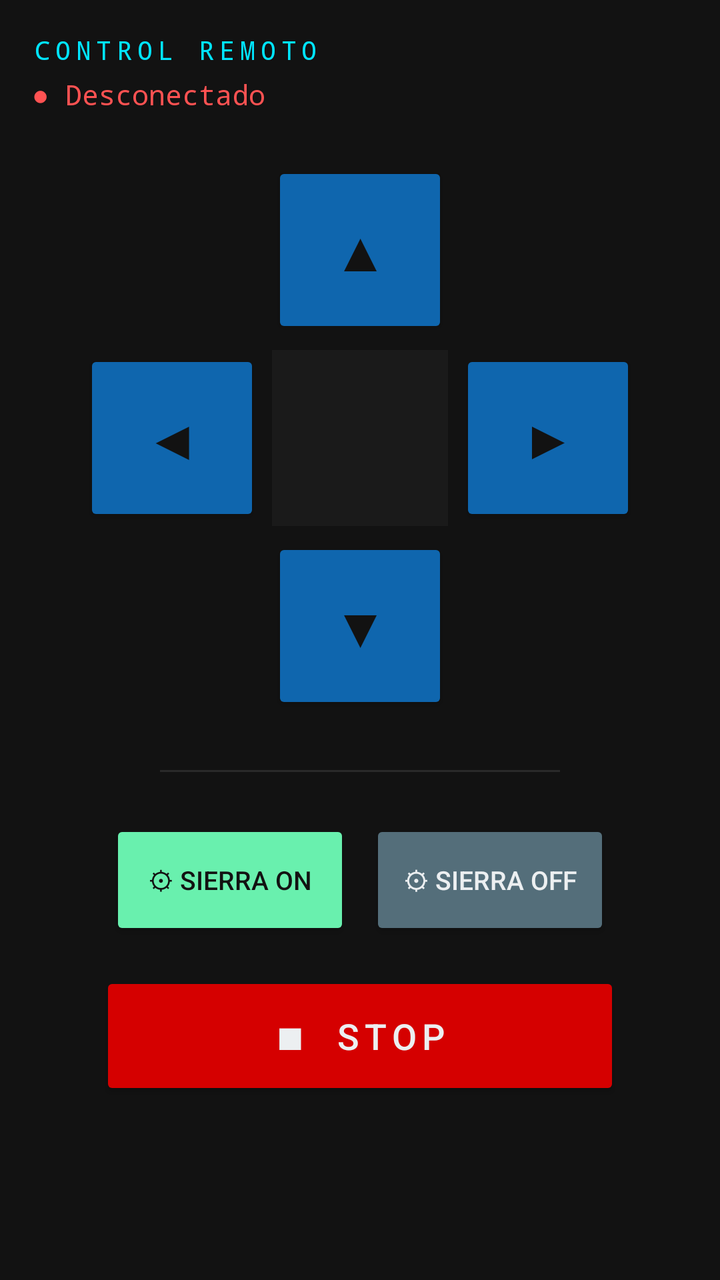
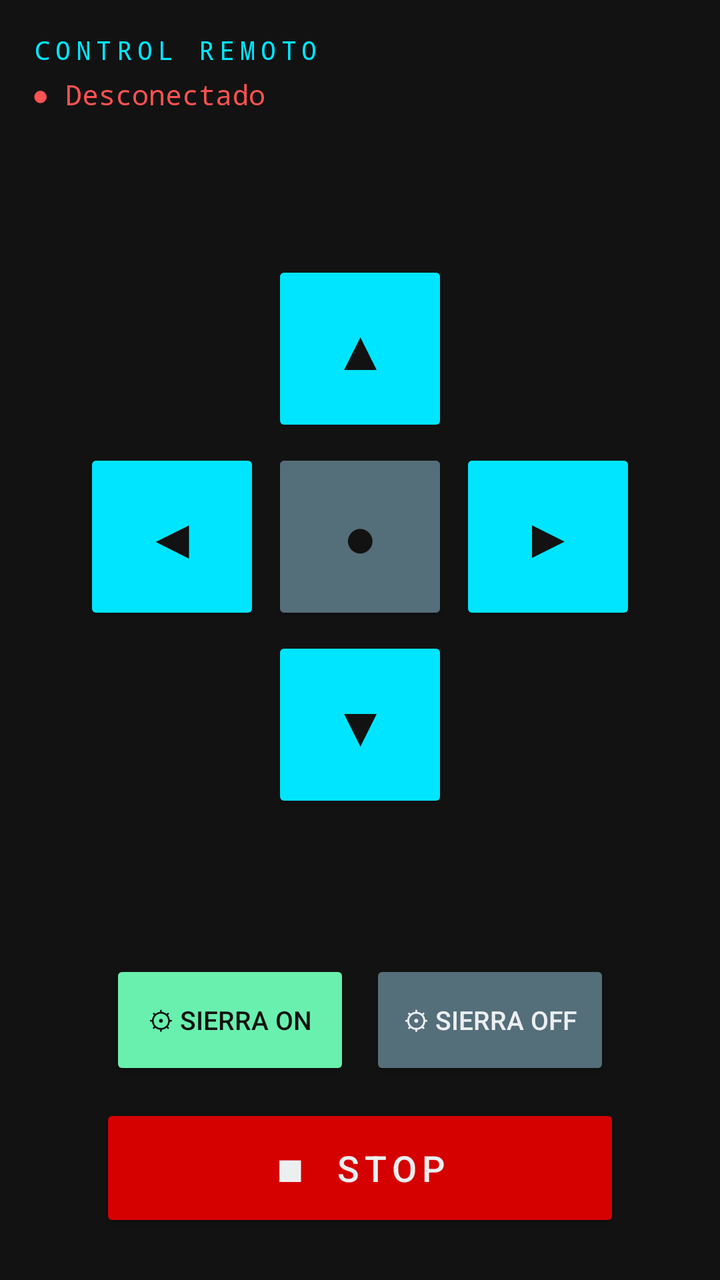

An Android layout rendered at two revisions. The XML below is the earlier revision; the diff shows what the commit changed to produce the second picture.
<!-- AndroidManifest.xml: application theme Theme.Blue_botones -->
<!-- res/layout/fragment_control.xml -->
<?xml version="1.0" encoding="utf-8"?>
<LinearLayout
    xmlns:android="http://schemas.android.com/apk/res/android"
    android:layout_width="match_parent"
    android:layout_height="match_parent"
    android:orientation="vertical"
    android:background="#121212"
    android:padding="16dp"
    android:gravity="center_horizontal">

    
    <TextView
        android:text="CONTROL REMOTO"
        android:layout_width="match_parent"
        android:layout_height="wrap_content"
        android:textColor="#00E5FF"
        android:textSize="13sp"
        android:letterSpacing="0.2"
        android:fontFamily="monospace"
        android:paddingBottom="4dp"/>

    
    <TextView
        android:id="@+id/tv_estado_ctrl"
        android:layout_width="match_parent"
        android:layout_height="wrap_content"
        android:text="● Desconectado"
        android:textColor="#FF5252"
        android:textSize="14sp"
        android:fontFamily="monospace"
        android:paddingBottom="24dp"/>

    
    <LinearLayout
        android:layout_width="wrap_content"
        android:layout_height="wrap_content"
        android:orientation="vertical"
        android:gravity="center_horizontal"
        android:layout_marginBottom="28dp">

        
        <Button
            android:id="@+id/btn_arriba"
            android:layout_width="88dp"
            android:layout_height="88dp"
            android:text="▲"
            android:textSize="28sp"
            android:textColor="#121212"
            android:backgroundTint="#0F66AE"
            android:layout_marginBottom="6dp"/>

        
        <LinearLayout
            android:layout_width="wrap_content"
            android:layout_height="wrap_content"
            android:orientation="horizontal"
            android:gravity="center_vertical"
            android:layout_marginBottom="6dp">

            <Button
                android:id="@+id/btn_izquierda"
                android:layout_width="88dp"
                android:layout_height="88dp"
                android:layout_marginEnd="6dp"
                android:backgroundTint="#0F66AE"
                android:text="◀"
                android:textColor="#121212"
                android:textSize="28sp" />

            
            <View
                android:layout_width="88dp"
                android:layout_height="88dp"
                android:background="#1A1A1A"/>

            <Button
                android:id="@+id/btn_derecha"
                android:layout_width="88dp"
                android:layout_height="88dp"
                android:text="▶"
                android:textSize="28sp"
                android:textColor="#121212"
                android:backgroundTint="#0F66AE"
                android:layout_marginStart="6dp"/>
        </LinearLayout>

        
        <Button
            android:id="@+id/btn_abajo"
            android:layout_width="88dp"
            android:layout_height="88dp"
            android:text="▼"
            android:textSize="28sp"
            android:textColor="#121212"
            android:backgroundTint="#0F66AE"/>
    </LinearLayout>

    
    <View
        android:layout_width="200dp"
        android:layout_height="1dp"
        android:background="#2A2A2A"
        android:layout_marginBottom="24dp"/>

    
    <LinearLayout
        android:layout_width="wrap_content"
        android:layout_height="wrap_content"
        android:orientation="horizontal"
        android:gravity="center"
        android:layout_marginBottom="16dp">

        <Button
            android:id="@+id/btn_sierra_on"
            android:layout_width="120dp"
            android:layout_height="60dp"
            android:text="⚙ SIERRA ON"
            android:textSize="13sp"
            android:textColor="#121212"
            android:backgroundTint="#69F0AE"
            android:layout_marginEnd="10dp"/>

        <Button
            android:id="@+id/btn_sierra_off"
            android:layout_width="120dp"
            android:layout_height="60dp"
            android:text="⚙ SIERRA OFF"
            android:textSize="13sp"
            android:textColor="#ECEFF1"
            android:backgroundTint="#546E7A"/>
    </LinearLayout>

    
    <Button
        android:id="@+id/btn_stop"
        android:layout_width="260dp"
        android:layout_height="64dp"
        android:text="■  STOP"
        android:textSize="18sp"
        android:letterSpacing="0.15"
        android:textColor="#ECEFF1"
        android:backgroundTint="#D50000"/>

    

</LinearLayout>
<!-- resources referenced by this layout -->
<resources>
  <style name="Theme.Blue_botones" parent="Base.Theme.Blue_botones" />
  <style name="Base.Theme.Blue_botones" parent="Theme.Material3.DayNight.NoActionBar">
          
          
      </style>
</resources>

<!-- the commit's change to res/layout/fragment_control.xml (unified diff, before → after) -->
@@ -5,8 +5,7 @@
     android:layout_height="match_parent"
     android:orientation="vertical"
     android:background="#121212"
-    android:padding="16dp"
-    android:gravity="center_horizontal">
+    android:padding="16dp">
 
     
     <TextView
@@ -19,7 +18,6 @@
         android:fontFamily="monospace"
         android:paddingBottom="4dp"/>
 
-    
     <TextView
         android:id="@+id/tv_estado_ctrl"
         android:layout_width="match_parent"
@@ -27,16 +25,15 @@
         android:text="● Desconectado"
         android:textColor="#FF5252"
         android:textSize="14sp"
-        android:fontFamily="monospace"
-        android:paddingBottom="24dp"/>
+        android:fontFamily="monospace"/>
 
     
     <LinearLayout
-        android:layout_width="wrap_content"
-        android:layout_height="wrap_content"
-        android:orientation="vertical"
-        android:gravity="center_horizontal"
-        android:layout_marginBottom="28dp">
+        android:layout_width="match_parent"
+        android:layout_height="0dp"
+        android:layout_weight="1"
+        android:gravity="center"
+        android:orientation="vertical">
 
         
         <Button
@@ -46,7 +43,7 @@
             android:text="▲"
             android:textSize="28sp"
             android:textColor="#121212"
-            android:backgroundTint="#0F66AE"
+            android:backgroundTint="#00E5FF"
             android:layout_marginBottom="6dp"/>
 
         
@@ -62,16 +59,19 @@
                 android:layout_width="88dp"
                 android:layout_height="88dp"
                 android:layout_marginEnd="6dp"
-                android:backgroundTint="#0F66AE"
+                android:backgroundTint="#00E5FF"
                 android:text="◀"
                 android:textColor="#121212"
-                android:textSize="28sp" />
+                android:textSize="28sp"/>
 
-            
-            <View
+            <Button
+                android:id="@+id/btn_centro"
                 android:layout_width="88dp"
                 android:layout_height="88dp"
-                android:background="#1A1A1A"/>
+                android:text="●"
+                android:textSize="28sp"
+                android:textColor="#121212"
+                android:backgroundTint="#546E7A"/>
 
             <Button
                 android:id="@+id/btn_derecha"
@@ -80,7 +80,7 @@
                 android:text="▶"
                 android:textSize="28sp"
                 android:textColor="#121212"
-                android:backgroundTint="#0F66AE"
+                android:backgroundTint="#00E5FF"
                 android:layout_marginStart="6dp"/>
         </LinearLayout>
 
@@ -92,55 +92,54 @@
             android:text="▼"
             android:textSize="28sp"
             android:textColor="#121212"
-            android:backgroundTint="#0F66AE"/>
+            android:backgroundTint="#00E5FF"/>
+
     </LinearLayout>
 
     
-    <View
-        android:layout_width="200dp"
-        android:layout_height="1dp"
-        android:background="#2A2A2A"
-        android:layout_marginBottom="24dp"/>
+    <LinearLayout
+        android:layout_width="match_parent"
+        android:layout_height="wrap_content"
+        android:orientation="vertical"
+        android:gravity="center_horizontal"
+        android:paddingBottom="8dp">
 
-    
-    <LinearLayout
-        android:layout_width="wrap_content"
-        android:layout_height="wrap_content"
-        android:orientation="horizontal"
-        android:gravity="center"
-        android:layout_marginBottom="16dp">
+        <LinearLayout
+            android:layout_width="wrap_content"
+            android:layout_height="wrap_content"
+            android:orientation="horizontal"
+            android:layout_marginBottom="12dp">
+
+            <Button
+                android:id="@+id/btn_sierra_on"
+                android:layout_width="120dp"
+                android:layout_height="60dp"
+                android:text="⚙ SIERRA ON"
+                android:textSize="13sp"
+                android:textColor="#121212"
+                android:backgroundTint="#69F0AE"
+                android:layout_marginEnd="10dp"/>
+
+            <Button
+                android:id="@+id/btn_sierra_off"
+                android:layout_width="120dp"
+                android:layout_height="60dp"
+                android:text="⚙ SIERRA OFF"
+                android:textSize="13sp"
+                android:textColor="#ECEFF1"
+                android:backgroundTint="#546E7A"/>
+        </LinearLayout>
 
         <Button
-            android:id="@+id/btn_sierra_on"
-            android:layout_width="120dp"
-            android:layout_height="60dp"
-            android:text="⚙ SIERRA ON"
-            android:textSize="13sp"
-            android:textColor="#121212"
-            android:backgroundTint="#69F0AE"
-            android:layout_marginEnd="10dp"/>
+            android:id="@+id/btn_stop"
+            android:layout_width="260dp"
+            android:layout_height="64dp"
+            android:text="■  STOP"
+            android:textSize="18sp"
+            android:letterSpacing="0.15"
+            android:textColor="#ECEFF1"
+            android:backgroundTint="#D50000"/>
 
-        <Button
-            android:id="@+id/btn_sierra_off"
-            android:layout_width="120dp"
-            android:layout_height="60dp"
-            android:text="⚙ SIERRA OFF"
-            android:textSize="13sp"
-            android:textColor="#ECEFF1"
-            android:backgroundTint="#546E7A"/>
     </LinearLayout>
 
-    
-    <Button
-        android:id="@+id/btn_stop"
-        android:layout_width="260dp"
-        android:layout_height="64dp"
-        android:text="■  STOP"
-        android:textSize="18sp"
-        android:letterSpacing="0.15"
-        android:textColor="#ECEFF1"
-        android:backgroundTint="#D50000"/>
-
-    
-
 </LinearLayout>
